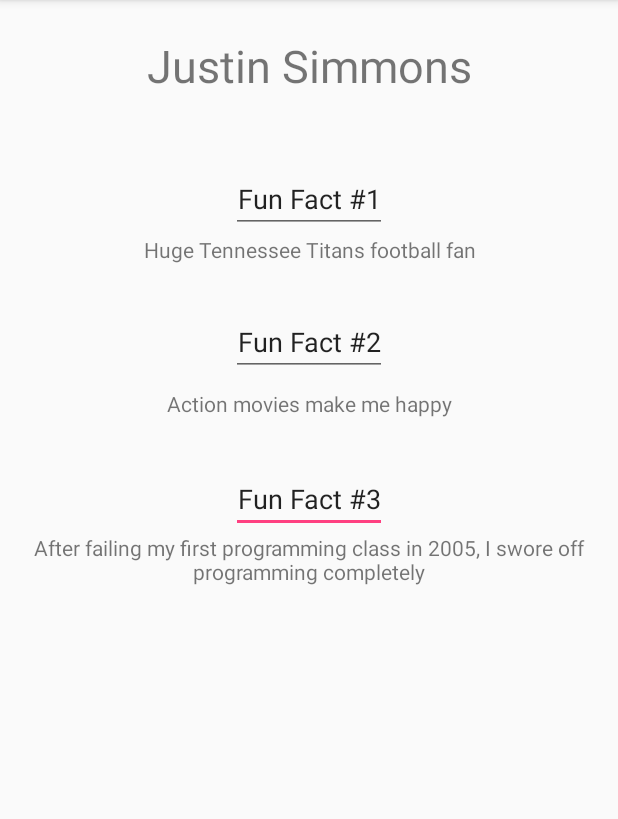
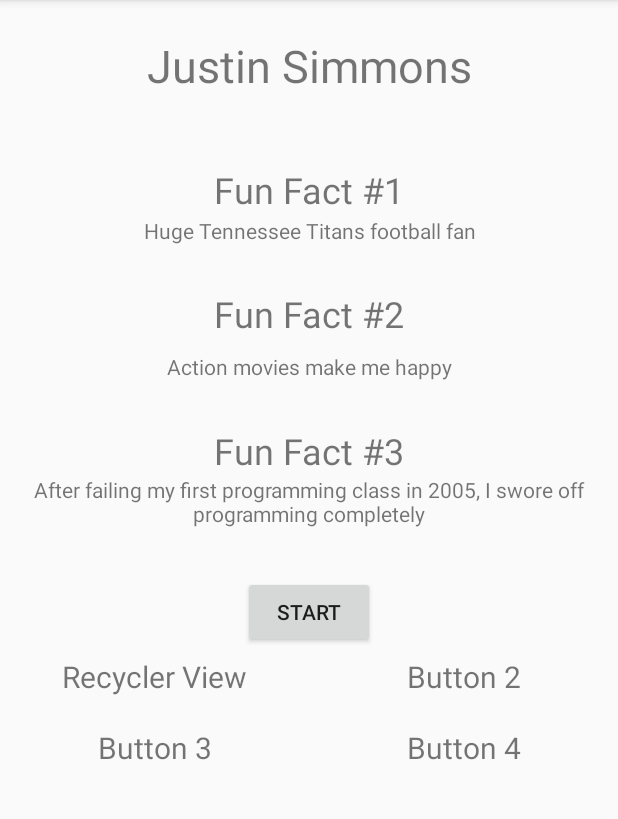
Before and after one commit to just255/AD340, an Android app: the screen it shows after launch (MainActivity), on a phone screen of 412 x 824 dp, the part 84-903 px from its top. Run offline under Robolectric (Android 15) with nearby library versions, the phone set to English and light mode, and no system bars.

Commit message:
GridView

```diff
--- a/app/build.gradle
+++ b/app/build.gradle
@@ -27,4 +27,5 @@ dependencies {
     compile 'com.android.support:appcompat-v7:25.3.1'
     compile 'com.android.support.constraint:constraint-layout:1.0.2'
     testCompile 'junit:junit:4.12'
+    compile 'com.android.support:recyclerview-v7:25.3.1'
 }
--- /dev/null
+++ b/app/src/main/java/com/justinsimmons/myapplication/ButtonGridAdapter.java
@@ -0,0 +1,61 @@
+package com.justinsimmons.myapplication;
+
+import android.content.Context;
+import android.view.LayoutInflater;
+import android.view.View;
+import android.view.ViewGroup;
+import android.widget.BaseAdapter;
+import android.widget.TextView;
+
+/**
+ * Created by just_ on 4/26/2017.
+ */
+
+public class ButtonGridAdapter extends BaseAdapter {
+
+    private Context mContext;
+
+    private final String[] web;
+
+    public ButtonGridAdapter(Context c,String[] web) {
+        mContext = c;
+        this.web = web;
+    }
+
+    @Override
+    public int getCount() {
+        // TODO Auto-generated method stub
+        return web.length;
+    }
+
+    @Override
+    public Object getItem(int position) {
+        // TODO Auto-generated method stub
+        return null;
+    }
+
+    @Override
+    public long getItemId(int position) {
+        // TODO Auto-generated method stub
+        return 0;
+    }
+
+    @Override
+    public View getView(int position, View convertView, ViewGroup parent) {
+        // TODO Auto-generated method stub
+        View grid;
+        LayoutInflater inflater = (LayoutInflater) mContext
+                .getSystemService(Context.LAYOUT_INFLATER_SERVICE);
+
+        if (convertView == null) {
+
+            grid = inflater.inflate(R.layout.grid_single, null);
+            TextView textView = (TextView) grid.findViewById(R.id.grid_text);
+            textView.setText(web[position]);
+        } else {
+            grid = (View) convertView;
+        }
+
+        return grid;
+    }
+}
--- a/app/src/main/java/com/justinsimmons/myapplication/MainActivity.java
+++ b/app/src/main/java/com/justinsimmons/myapplication/MainActivity.java
@@ -1,13 +1,80 @@
 package com.justinsimmons.myapplication;
 
+import android.content.Intent;
 import android.support.v7.app.AppCompatActivity;
 import android.os.Bundle;
+import android.util.Log;
+import android.view.View;
+import android.widget.AdapterView;
+import android.widget.Button;
+import android.widget.GridView;
+import android.widget.Toast;
 
 public class MainActivity extends AppCompatActivity {
+
+    GridView grid;
+    String[] web = {
+            "Recycler View",
+            "Button 2",
+            "Button 3",
+            "Button 4"
+
+    } ;
 
     @Override
     protected void onCreate(Bundle savedInstanceState) {
         super.onCreate(savedInstanceState);
         setContentView(R.layout.activity_main);
+
+        Button btnStartMessageActivity = (Button) findViewById(R.id.btnStartMessageActivity);
+        btnStartMessageActivity.setOnClickListener(new View.OnClickListener() {
+            public void onClick(View v) {
+                Intent message = new Intent(MainActivity.this, MessageActivity.class);
+                startActivity(message);
+            }
+        });
+
+        ButtonGridAdapter adapter = new ButtonGridAdapter(MainActivity.this, web);
+        grid=(GridView)findViewById(R.id.buttonGrid);
+        grid.setAdapter(adapter);
+        grid.setOnItemClickListener(new AdapterView.OnItemClickListener() {
+
+            @Override
+            public void onItemClick(AdapterView<?> parent, View view,
+                                    int position, long id) {
+                Toast.makeText(MainActivity.this, "You Clicked " +web[+ position], Toast.LENGTH_SHORT).show();
+
+                if (web[position].equals("Recycler View")){
+                    Intent recycler = new Intent(MainActivity.this, RecyclerActivity.class);
+                    startActivity(recycler);
+                }
+
+            }
+        });
+
     }
+
+/*    @Override
+    public void onClick(View v) {
+        switch (v.getId()) {
+            case R.id.btnStartMessageActivity:
+                Intent message = new Intent(MainActivity.this, MessageActivity.class);
+                startActivity(message);
+                break;
+            case R.id.btnRecycler:
+                Intent recycler = new Intent(MainActivity.this, RecyclerActivity.class);
+                startActivity(recycler);
+                break;
+            case R.id.btn2:
+                Toast.makeText(this, "You pressed button #2", Toast.LENGTH_SHORT).show();
+                break;
+            case R.id.btn3:
+                Toast.makeText(this, "You pressed button #3", Toast.LENGTH_SHORT).show();
+                break;
+            case R.id.btn4:
+                Toast.makeText(this, "You pressed button #4", Toast.LENGTH_SHORT).show();
+                break;
+        }
+    }
+    */
 }
--- a/app/src/main/res/layout/activity_main.xml
+++ b/app/src/main/res/layout/activity_main.xml
@@ -2,37 +2,48 @@
 <android.support.constraint.ConstraintLayout xmlns:android="http://schemas.android.com/apk/res/android"
     xmlns:app="http://schemas.android.com/apk/res-auto"
     xmlns:tools="http://schemas.android.com/tools"
+    android:id="@+id/constraintMain"
     android:layout_width="match_parent"
     android:layout_height="match_parent"
     tools:context="com.justinsimmons.myapplication.MainActivity">
 
-    <EditText
-        android:id="@+id/lblFunFact3"
+    <TextView
+        android:id="@+id/lblName"
         android:layout_width="wrap_content"
         android:layout_height="wrap_content"
-        android:layout_marginTop="31dp"
-        android:inputType="none"
-        android:text="@string/lblFact3"
+        android:text="@string/my_name"
+        android:textSize="30sp"
+        app:layout_constraintBottom_toBottomOf="parent"
+        app:layout_constraintLeft_toLeftOf="parent"
+        app:layout_constraintRight_toRightOf="parent"
+        app:layout_constraintTop_toTopOf="parent"
+        app:layout_constraintVertical_bias="0.032" />
+
+    <TextView
+        android:id="@+id/lblFunFact1"
+        android:layout_width="wrap_content"
+        android:layout_height="wrap_content"
+        android:layout_marginTop="46dp"
+        android:text="Fun Fact #1"
         android:textAlignment="center"
+        android:textSize="24sp"
         app:layout_constraintHorizontal_bias="0.501"
         app:layout_constraintLeft_toLeftOf="parent"
         app:layout_constraintRight_toRightOf="parent"
-        app:layout_constraintTop_toBottomOf="@+id/txtFact2" />
+        app:layout_constraintTop_toBottomOf="@+id/lblName" />
 
     <TextView
-        android:id="@+id/txtFact3"
+        android:id="@+id/txtFact1"
         android:layout_width="wrap_content"
         android:layout_height="wrap_content"
-        android:text="After failing my first programming class in 2005, I swore off programming completely"
+        android:layout_marginTop="1dp"
+        android:text="Huge Tennessee Titans football fan"
         android:textAlignment="center"
-        app:layout_constraintBottom_toBottomOf="parent"
         app:layout_constraintLeft_toLeftOf="parent"
         app:layout_constraintRight_toRightOf="parent"
-        app:layout_constraintTop_toBottomOf="@+id/lblFunFact3"
-        app:layout_constraintVertical_bias="0.0"
-        app:layout_constraintHorizontal_bias="0.0" />
+        app:layout_constraintTop_toBottomOf="@+id/lblFunFact1" />
 
-    <EditText
+    <TextView
         android:id="@+id/lblFunFact2"
         android:layout_width="wrap_content"
         android:layout_height="wrap_content"
@@ -40,6 +51,7 @@
         android:inputType="none"
         android:text="@string/lblFact2"
         android:textAlignment="center"
+        android:textSize="24sp"
         app:layout_constraintLeft_toLeftOf="parent"
         app:layout_constraintRight_toRightOf="parent"
         app:layout_constraintTop_toBottomOf="@+id/txtFact1" />
@@ -57,39 +69,101 @@
         app:layout_constraintVertical_bias="0.018" />
 
     <TextView
-        android:id="@+id/lblName"
+        android:id="@+id/lblFunFact3"
         android:layout_width="wrap_content"
         android:layout_height="wrap_content"
-        android:text="@string/my_name"
-        android:textSize="30sp"
-        app:layout_constraintBottom_toBottomOf="parent"
+        android:layout_marginTop="30dp"
+        android:text="@string/lblFact3"
+        android:textAlignment="center"
+        android:textSize="24sp"
+        app:layout_constraintHorizontal_bias="0.501"
         app:layout_constraintLeft_toLeftOf="parent"
         app:layout_constraintRight_toRightOf="parent"
-        app:layout_constraintTop_toTopOf="parent"
-        app:layout_constraintVertical_bias="0.032" />
+        app:layout_constraintTop_toBottomOf="@+id/txtFact2" />
 
-    <EditText
-        android:id="@+id/lblFunFact1"
+    <TextView
+        android:id="@+id/txtFact3"
         android:layout_width="wrap_content"
         android:layout_height="wrap_content"
-        android:layout_marginTop="46dp"
-        android:inputType="none"
-        android:text="@string/lblFact1"
+        android:paddingLeft="16dp"
+        android:paddingRight="16dp"
+        android:text="After failing my first programming class in 2005, I swore off programming completely"
         android:textAlignment="center"
+        app:layout_constraintBottom_toBottomOf="parent"
+        app:layout_constraintHorizontal_bias="0.0"
+        app:layout_constraintTop_toBottomOf="@+id/lblFunFact3"
+        app:layout_constraintVertical_bias="0.0"
+        tools:layout_editor_absoluteX="8dp" />
+
+    <Button
+        android:id="@+id/btnStartMessageActivity"
+        android:layout_width="wrap_content"
+        android:layout_height="wrap_content"
+        android:layout_marginTop="32dp"
+        android:text="Start"
         app:layout_constraintLeft_toLeftOf="parent"
         app:layout_constraintRight_toRightOf="parent"
-        app:layout_constraintTop_toBottomOf="@+id/lblName"
-        app:layout_constraintHorizontal_bias="0.501" />
+        app:layout_constraintTop_toBottomOf="@+id/txtFact3" />
 
-    <TextView
-        android:id="@+id/txtFact1"
+    <GridView
+        android:id="@+id/buttonGrid"
         android:layout_width="wrap_content"
         android:layout_height="wrap_content"
-        android:text="Huge Tennessee Titans football fan"
-        android:textAlignment="center"
+        android:numColumns="2"
+        android:paddingTop="5dp"
+        app:layout_constraintTop_toBottomOf="@+id/btnStartMessageActivity"
+        android:gravity="center"
+        android:columnWidth="100dp"
+        android:stretchMode="columnWidth">
+
+
+    </GridView>
+<!--
+    <Button
+        android:id="@+id/btnRecycler"
+        android:layout_width="wrap_content"
+        android:layout_height="wrap_content"
+        android:layout_gravity="fill"
+        android:layout_columnWeight="1"
+        android:text="Recycler View"
         app:layout_constraintLeft_toLeftOf="parent"
-        app:layout_constraintRight_toRightOf="parent"
-        app:layout_constraintTop_toBottomOf="@+id/lblFunFact1"
-        android:layout_marginTop="1dp" />
+        tools:layout_editor_absoluteY="3dp"
+        android:layout_marginLeft="1dp" />
 
+    <Button
+        android:id="@+id/btn2"
+        android:layout_width="wrap_content"
+        android:layout_height="wrap_content"
+        android:layout_column="1"
+        android:layout_gravity="fill"
+        android:layout_columnWeight="1"
+        android:layout_row="0"
+        android:text="2"
+        app:layout_constraintLeft_toLeftOf="parent"
+        tools:layout_editor_absoluteY="8dp" />
+
+    <Button
+        android:id="@+id/btn3"
+        android:layout_width="wrap_content"
+        android:layout_height="wrap_content"
+        android:layout_column="0"
+        android:layout_row="1"
+        android:layout_gravity="fill"
+        android:layout_columnWeight="1"
+        android:text="3"
+        app:layout_constraintLeft_toLeftOf="parent"
+        tools:layout_editor_absoluteY="8dp" />
+
+    <Button
+        android:id="@+id/btn4"
+        android:layout_width="wrap_content"
+        android:layout_height="wrap_content"
+        android:layout_column="1"
+        android:layout_row="1"
+        android:layout_gravity="fill"
+        android:layout_columnWeight="1"
+        android:text="4"
+        app:layout_constraintLeft_toLeftOf="parent"
+        tools:layout_editor_absoluteY="8dp" />
+-->
 </android.support.constraint.ConstraintLayout>
--- /dev/null
+++ b/app/src/main/res/layout/grid_single.xml
@@ -0,0 +1,16 @@
+<?xml version="1.0" encoding="utf-8"?>
+<RelativeLayout xmlns:android="http://schemas.android.com/apk/res/android"
+    xmlns:app="http://schemas.android.com/apk/res-auto"
+    android:orientation="vertical"
+    android:layout_width="wrap_content"
+    android:layout_height="wrap_content">
+
+    <TextView
+        android:id="@+id/grid_text"
+        android:layout_width="match_parent"
+        android:layout_height="match_parent"
+        android:layout_marginBottom="20dp"
+        android:textAlignment="center"
+        android:textSize="20dp"></TextView>
+
+</RelativeLayout>
```
Also changed, not shown: app/src/main/AndroidManifest.xml (+9 -1 lines), app/src/main/java/com/justinsimmons/myapplication/MessageActivity.java (added, +52 -0 lines), app/src/main/java/com/justinsimmons/myapplication/RecyclerActivity.java (added, +17 -0 lines), app/src/main/res/drawable/ic_call_to_action_black_24dp.xml (added, +9 -0 lines), app/src/main/res/layout/activity_message.xml (added, +17 -0 lines), app/src/main/res/layout/buttons.xml (added, +12 -0 lines), app/src/main/res/layout/recycler_activity.xml (added, +11 -0 lines), app/src/main/res/drawable/sample_0.jpg (added), app/src/main/res/drawable/sample_1.jpg (added), app/src/main/res/drawable/sample_2.jpg (added), app/src/main/res/drawable/sample_3.jpg (added), app/src/main/res/drawable/sample_4.jpg (added), app/src/main/res/drawable/sample_5.jpg (added), app/src/main/res/drawable/sample_6.jpg (added), 1 more files.
